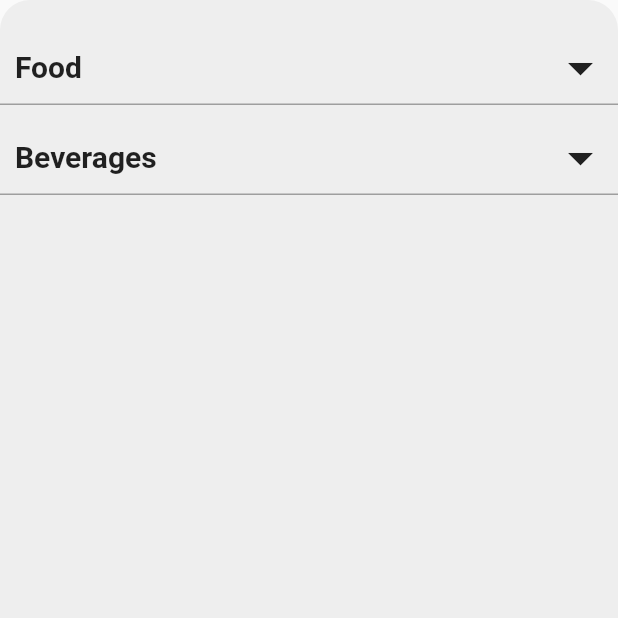
After one commit to Y3S2-Assignment-Group/Srilankan-Airlines-Frontend, a Flutter app: the FoodAndBeverageList screen opened directly, on a phone screen of 412 x 824 dp, the top half of it. The commit adds this screen. Run offline on Flutter 3.47's test engine with Material 2 defaults, Android fonts, the phone set to English and light mode, and no system bars; our stand-ins replace carousel_slider, flutter_rating_bar, flutter_svg, font_awesome_flutter, google_nav_bar, lottie.

```diff
--- a/lib/main.dart
+++ b/lib/main.dart
@@ -9,6 +9,7 @@ import 'package:srilankan_airline/screens/feedback/feedback.dart';
 import 'package:srilankan_airline/screens/flights/flights.dart';
 import 'package:srilankan_airline/screens/myTrips/mytrips.dart';
 import 'package:srilankan_airline/screens/offers/Offers.dart';
+import 'package:srilankan_airline/screens/offers/singleOffer.dart';
 import 'package:srilankan_airline/screens/previousTrips/previousTrips.dart';
 import 'package:srilankan_airline/screens/profile/profile.dart';
 import 'package:srilankan_airline/screens/recipt/confirmationrecipt.dart';
@@ -44,6 +45,7 @@ class MyApp extends StatelessWidget {
         '/feedback': (context) => feedback(),
         '/flights': (context) => Flights(),
         '/seats': (context) => Seats(),
+        '/singleoffer': (context) => SingleOffer(),
       },
     );
   }
--- /dev/null
+++ b/lib/screens/offers/FoodAndBeverageList.dart
@@ -0,0 +1,90 @@
+import 'package:flutter/material.dart';
+
+class FoodAndBeverageList extends StatefulWidget {
+  const FoodAndBeverageList({Key? key}) : super(key: key);
+
+  @override
+  _FoodAndBeverageListState createState() => _FoodAndBeverageListState();
+}
+
+class _FoodAndBeverageListState extends State<FoodAndBeverageList> {
+  @override
+  Widget build(BuildContext context) {
+    return Scaffold(
+      body: Container(
+          decoration: BoxDecoration(
+            borderRadius: BorderRadius.circular(20),
+            color: Colors.grey.shade200,
+          ),
+          child: Column(
+            children: [
+              SizedBox(
+                height: 20,
+              ),
+              Container(
+                height: 50,
+                padding: const EdgeInsets.all(5),
+                margin: const EdgeInsets.only(bottom: 10),
+                decoration: BoxDecoration(
+                    border: Border(
+                  bottom: BorderSide(
+                    color: Colors.grey,
+                  ),
+                )),
+                child: Row(
+                  children: [
+                    Column(
+                      mainAxisAlignment: MainAxisAlignment.center,
+                      crossAxisAlignment: CrossAxisAlignment.start,
+                      children: [
+                        Text(
+                          " Food",
+                          style: TextStyle(
+                              fontSize: 20, fontWeight: FontWeight.bold),
+                        ),
+                      ],
+                    ),
+                    Expanded(child: Container()),
+                    Icon(
+                      Icons.arrow_drop_down,
+                      size: 40,
+                    )
+                  ],
+                ),
+              ),
+              Container(
+                height: 50,
+                padding: const EdgeInsets.all(5),
+                margin: const EdgeInsets.only(bottom: 10),
+                decoration: BoxDecoration(
+                    border: Border(
+                  bottom: BorderSide(
+                    color: Colors.grey,
+                  ),
+                )),
+                child: Row(
+                  children: [
+                    Column(
+                      mainAxisAlignment: MainAxisAlignment.center,
+                      crossAxisAlignment: CrossAxisAlignment.start,
+                      children: [
+                        Text(
+                          " Beverages",
+                          style: TextStyle(
+                              fontSize: 20, fontWeight: FontWeight.bold),
+                        ),
+                      ],
+                    ),
+                    Expanded(child: Container()),
+                    Icon(
+                      Icons.arrow_drop_down,
+                      size: 40,
+                    )
+                  ],
+                ),
+              )
+            ],
+          )),
+    );
+  }
+}
```
Also changed, not shown: lib/screens/offers/offerlist.dart (+12 -4 lines), lib/screens/offers/singleOffer.dart (added, +186 -0 lines).
